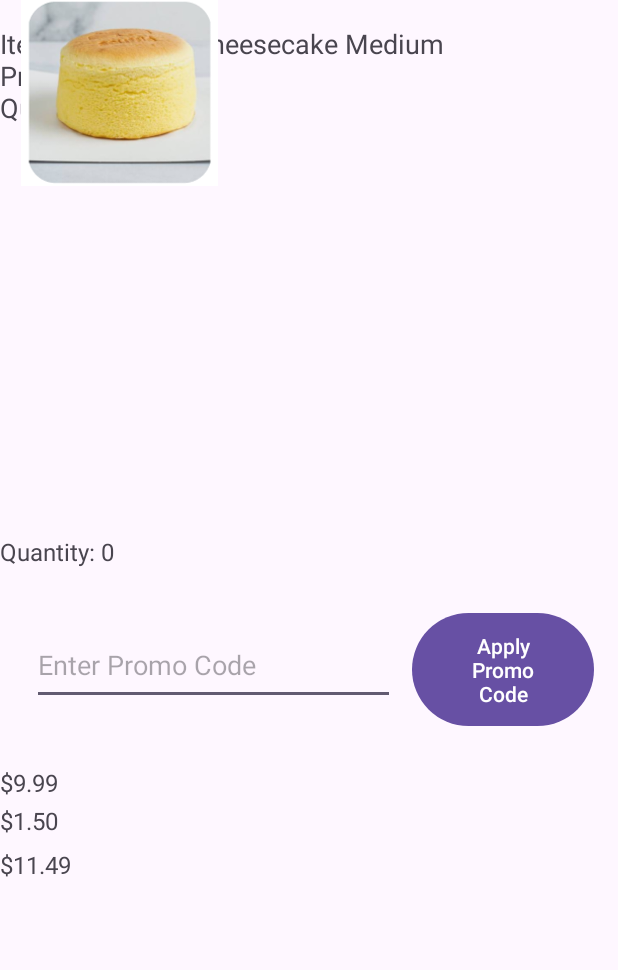
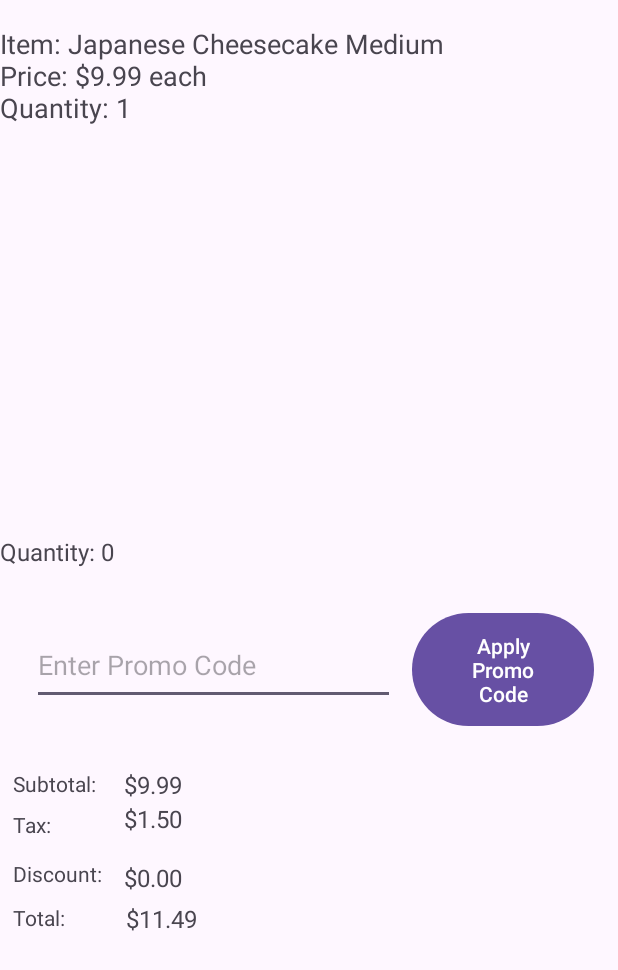
Before and after one commit to SFelix1791/Master_Souffle_Prototype_BTM_495, an Android app: the ShoppingCart screen opened directly, with no data from a screen before it, on a phone screen of 412 x 824 dp. Shown: the top 970 px of the screen. Run offline under Robolectric (Android 15) with nearby library versions, the phone set to English and light mode, and no system bars.

Commit message:
Latest Build

```diff
--- a/app/src/main/java/com/example/souffleteamprototype/CustomerInfo.java
+++ b/app/src/main/java/com/example/souffleteamprototype/CustomerInfo.java
@@ -10,7 +10,7 @@ import androidx.appcompat.app.AppCompatActivity;
 
 public class CustomerInfo extends AppCompatActivity {
 
-    private TextView txtViewFirstName, txtViewLastName, txtViewEmail, txtViewCustomerId;
+    private TextView txtViewFirstName, txtViewLastName, txtViewEmail, txtViewCustomerId, txtViewPhone, txtViewPoints;
     private Button btnShowQR, btnMoveEditProfile;
 
     @Override
@@ -23,11 +23,14 @@ public class CustomerInfo extends AppCompatActivity {
         txtViewLastName = findViewById(R.id.txtViewLastName);
         txtViewEmail = findViewById(R.id.txtViewEmail);
         txtViewCustomerId = findViewById(R.id.txtViewCustomerId);
+        txtViewPhone = findViewById(R.id.txtViewPhone); // Initialize the TextView for phone
+        txtViewPoints = findViewById(R.id.txtViewPoints); // Initialize the TextView for points
         btnShowQR = findViewById(R.id.btnShowQR);
         btnMoveEditProfile = findViewById(R.id.btnMoveEditProfile);
 
-        // Sets onclick for btnShowQR
-        // Brings user to QR page
+        // Loads user info from SharedPreferences
+        loadUserInfoFromSharedPreferences();
+
         btnShowQR.setOnClickListener(new View.OnClickListener() {
             @Override
             public void onClick(View v) {
@@ -38,21 +41,15 @@ public class CustomerInfo extends AppCompatActivity {
             }
         });
 
-        // Sets onclick for btnMoveEditProfile
-        // Brings user to Edit Profile page
         btnMoveEditProfile.setOnClickListener(new View.OnClickListener() {
             @Override
             public void onClick(View v) {
                 // Navigate to EditProfileActivity
                 Intent intent = new Intent(CustomerInfo.this, EditProfile.class);
-                // Optionally, pass the email as an extra if needed for fetching user info
                 intent.putExtra("email", txtViewEmail.getText().toString());
                 startActivity(intent);
             }
         });
-
-        // Loads user info from SharedPreferences
-        loadUserInfoFromSharedPreferences();
     }
 
     // Method displays user info
@@ -62,10 +59,14 @@ public class CustomerInfo extends AppCompatActivity {
         String lastName = prefs.getString("lastName", "N/A");
         String email = prefs.getString("email", "N/A");
         String customerId = prefs.getString("customerId", "N/A");
+        String phone = prefs.getString("phone", "N/A"); // Retrieve the phone number
+        int points = prefs.getInt("points", 0); // Retrieve the points
 
         txtViewFirstName.setText(String.format("First Name: %s", firstName));
         txtViewLastName.setText(String.format("Last Name: %s", lastName));
         txtViewEmail.setText(String.format("%s", email));
         txtViewCustomerId.setText(String.format("Customer ID: %s", customerId));
+        txtViewPhone.setText(String.format("Phone: %s", phone)); // Display the phone number
+        txtViewPoints.setText(String.format("Points: %d", points)); // Display the points
     }
 }
--- a/app/src/main/java/com/example/souffleteamprototype/EditProfile.java
+++ b/app/src/main/java/com/example/souffleteamprototype/EditProfile.java
@@ -81,3 +81,5 @@ public class EditProfile extends AppCompatActivity {
         }
     }
 }
+
+// Note to self: Will add phone number later on
--- a/app/src/main/java/com/example/souffleteamprototype/ShoppingCart.java
+++ b/app/src/main/java/com/example/souffleteamprototype/ShoppingCart.java
@@ -11,54 +11,48 @@ import androidx.appcompat.app.AppCompatActivity;
 import java.util.Locale;
 
 public class ShoppingCart extends AppCompatActivity {
-
-    private TextView tvItemList, tvSubtotal, tvTax, tvTotal;
+    private TextView tvItemList, tvSubtotal, tvTax, tvTotal, tvDiscount;
     private EditText etPromoCode;
     private Button btnApplyPromo;
-    private double price = 9.99; // Price for Cheesecake according to Uber Eats
+    private double price = 9.99;
     private int quantity;
-    private final double TAX_RATE = 0.15; // 15% GST
-    private final double DISCOUNT_RATE = 0.20; // 20% discount for promo code CAKE20
-    private boolean isDiscountApplied = false; // Ensures discount is applied only once
+    private final double TAX_RATE = 0.15;
+    private final double DISCOUNT_RATE = 0.20;
+    private boolean isDiscountApplied = false;
+    private double discountAmount = 0.0;
 
     @Override
     protected void onCreate(Bundle savedInstanceState) {
         super.onCreate(savedInstanceState);
         setContentView(R.layout.activity_shopping_cart);
 
-        // Initialize UI Elements
         tvItemList = findViewById(R.id.tvItemList);
         tvSubtotal = findViewById(R.id.tvSubtotal);
         tvTax = findViewById(R.id.tvTax);
         tvTotal = findViewById(R.id.tvTotal);
+        tvDiscount = findViewById(R.id.tvDiscount);
         etPromoCode = findViewById(R.id.etPromoCode);
         btnApplyPromo = findViewById(R.id.btnApplyPromo);
 
-        // Get the quantity passed from Menu activity
         Intent intent = getIntent();
-        quantity = intent.getIntExtra("quantity", 1); // Default to 1 if not found
+        quantity = intent.getIntExtra("quantity", 1);
 
-        // Update the UI to show item details including the received quantity
         tvItemList.setText(String.format(Locale.getDefault(), "Item: Japanese Cheesecake Medium\nPrice: $%.2f each\nQuantity: %d", price, quantity));
 
-        // Initially calculate and shows totals
         updateTotals();
 
-        btnApplyPromo.setOnClickListener(new View.OnClickListener() {
-            @Override
-            public void onClick(View v) {
+        btnApplyPromo.setOnClickListener(v -> {
             if (!isDiscountApplied) {
                 String promoCode = etPromoCode.getText().toString().trim();
-                    if (promoCode.equalsIgnoreCase("CAKE20")) {
+                if ("CAKE20".equalsIgnoreCase(promoCode)) {
                     applyDiscount();
                     Toast.makeText(ShoppingCart.this, "Promo code applied successfully!", Toast.LENGTH_SHORT).show();
-                        isDiscountApplied = true; // Prevents user from applying promo multiple times
+                    isDiscountApplied = true;
                 } else {
                     Toast.makeText(ShoppingCart.this, "Invalid promo code.", Toast.LENGTH_SHORT).show();
                 }
             } else {
                 Toast.makeText(ShoppingCart.this, "Promo code has already been applied.", Toast.LENGTH_SHORT).show();
-                }
             }
         });
     }
@@ -67,17 +61,18 @@ public class ShoppingCart extends AppCompatActivity {
         double subtotal = price * quantity;
         double tax = subtotal * TAX_RATE;
         double total = subtotal + tax;
-
         if (isDiscountApplied) {
-            total -= total * DISCOUNT_RATE; // Apply discount
+            discountAmount = total * DISCOUNT_RATE;
+            total -= discountAmount;
         }
-
         tvSubtotal.setText(String.format(Locale.getDefault(), "$%.2f", subtotal));
         tvTax.setText(String.format(Locale.getDefault(), "$%.2f", tax));
+        tvDiscount.setText(String.format(Locale.getDefault(), "$%.2f", discountAmount));
         tvTotal.setText(String.format(Locale.getDefault(), "$%.2f", total));
     }
 
     private void applyDiscount() {
-        updateTotals(); // Recalculate totals with discount
+        isDiscountApplied = true;
+        updateTotals();
     }
 }
--- a/app/src/main/res/layout/activity_customer_info.xml
+++ b/app/src/main/res/layout/activity_customer_info.xml
@@ -33,6 +33,20 @@
         android:text="Customer ID"
         android:textSize="18sp"/>
 
+    <TextView
+        android:id="@+id/txtViewPhone"
+        android:layout_width="wrap_content"
+        android:layout_height="wrap_content"
+        android:text="Phone Number"
+        android:textSize="18sp"/>
+
+    <TextView
+        android:id="@+id/txtViewPoints"
+        android:layout_width="wrap_content"
+        android:layout_height="wrap_content"
+        android:text="Points"
+        android:textSize="18sp"/>
+
 
     <Button
         android:id="@+id/btnShowQR"
--- a/app/src/main/res/layout/activity_edit_profile.xml
+++ b/app/src/main/res/layout/activity_edit_profile.xml
@@ -33,6 +33,18 @@
         app:layout_constraintVertical_bias="0.375" />
 
     <EditText
+        android:id="@+id/editPhone"
+        android:layout_width="373dp"
+        android:layout_height="42dp"
+        android:hint="Phone Number"
+        app:layout_constraintBottom_toBottomOf="parent"
+        app:layout_constraintEnd_toEndOf="parent"
+        app:layout_constraintHorizontal_bias="0.421"
+        app:layout_constraintStart_toStartOf="parent"
+        app:layout_constraintTop_toTopOf="parent"
+        app:layout_constraintVertical_bias="0.467" />
+
+    <EditText
         android:id="@+id/editEmail"
         android:layout_width="match_parent"
         android:layout_height="wrap_content"
@@ -53,7 +65,8 @@
         app:layout_constraintBottom_toBottomOf="parent"
         app:layout_constraintEnd_toEndOf="parent"
         app:layout_constraintStart_toStartOf="parent"
-        app:layout_constraintTop_toTopOf="parent" />
+        app:layout_constraintTop_toTopOf="parent"
+        app:layout_constraintVertical_bias="0.569" />
 
     <TextView
         android:id="@+id/textView"
--- a/app/src/main/res/layout/activity_shopping_cart.xml
+++ b/app/src/main/res/layout/activity_shopping_cart.xml
@@ -21,25 +21,29 @@
 
     <TextView
         android:id="@+id/tvTotal"
-        android:layout_width="match_parent"
-        android:layout_height="wrap_content"
-        android:text="Total: $0.00"
+        android:layout_width="328dp"
+        android:layout_height="20dp"
+        android:text="$0.00"
         android:textSize="16sp"
         app:layout_constraintBottom_toBottomOf="parent"
+        app:layout_constraintEnd_toEndOf="parent"
+        app:layout_constraintHorizontal_bias="1.0"
+        app:layout_constraintStart_toStartOf="parent"
         app:layout_constraintTop_toTopOf="parent"
-        app:layout_constraintVertical_bias="0.705"
-        tools:layout_editor_absoluteX="0dp" />
+        app:layout_constraintVertical_bias="0.748" />
 
     <TextView
         android:id="@+id/tvTax"
-        android:layout_width="match_parent"
-        android:layout_height="wrap_content"
-        android:text="Tax: $0.00"
+        android:layout_width="327dp"
+        android:layout_height="26dp"
+        android:text="$0.00"
         android:textSize="16sp"
         app:layout_constraintBottom_toBottomOf="parent"
+        app:layout_constraintEnd_toEndOf="parent"
+        app:layout_constraintHorizontal_bias="0.976"
+        app:layout_constraintStart_toStartOf="parent"
         app:layout_constraintTop_toTopOf="parent"
-        app:layout_constraintVertical_bias="0.668"
-        tools:layout_editor_absoluteX="0dp" />
+        app:layout_constraintVertical_bias="0.67" />
 
     <TextView
         android:id="@+id/tvQuantity"
@@ -52,16 +56,34 @@
         app:layout_constraintVertical_bias="0.445"
         tools:layout_editor_absoluteX="-16dp" />
 
+
     <TextView
         android:id="@+id/tvSubtotal"
-        android:layout_width="match_parent"
-        android:layout_height="wrap_content"
-        android:text="Subtotal: $0.00"
+        android:layout_width="329dp"
+        android:layout_height="20dp"
+        android:text="$0.00"
         android:textSize="16sp"
         app:layout_constraintBottom_toBottomOf="parent"
+        app:layout_constraintEnd_toEndOf="parent"
+        app:layout_constraintHorizontal_bias="1.0"
+        app:layout_constraintStart_toStartOf="parent"
         app:layout_constraintTop_toTopOf="parent"
-        app:layout_constraintVertical_bias="0.637"
-        tools:layout_editor_absoluteX="0dp" />
+        app:layout_constraintVertical_bias="0.637" />
+
+    <TextView
+        android:id="@+id/tvDiscount"
+        android:layout_width="300dp"
+        android:layout_height="26dp"
+        android:layout_below="@id/tvSubtotal"
+        android:layout_alignParentStart="true"
+        android:text="$0.00"
+        android:textSize="16sp"
+        app:layout_constraintBottom_toBottomOf="parent"
+        app:layout_constraintEnd_toEndOf="parent"
+        app:layout_constraintHorizontal_bias="0.738"
+        app:layout_constraintStart_toStartOf="parent"
+        app:layout_constraintTop_toTopOf="parent"
+        app:layout_constraintVertical_bias="0.719" />
 
     <EditText
         android:id="@+id/etPromoCode"
@@ -89,13 +111,53 @@
         app:layout_constraintTop_toTopOf="parent"
         app:layout_constraintVertical_bias="0.546" />
 
-    <ImageView
-        android:id="@+id/imageView"
-        android:layout_width="159dp"
-        android:layout_height="124dp"
-        app:srcCompat="@drawable/screenshot_2024_03_28_151657"
-        tools:layout_editor_absoluteX="16dp"
-        tools:layout_editor_absoluteY="73dp" />
+    <TextView
+        android:id="@+id/txtSubtotal"
+        android:layout_width="wrap_content"
+        android:layout_height="wrap_content"
+        android:text="Subtotal:"
+        app:layout_constraintBottom_toBottomOf="parent"
+        app:layout_constraintEnd_toEndOf="parent"
+        app:layout_constraintHorizontal_bias="0.025"
+        app:layout_constraintStart_toStartOf="parent"
+        app:layout_constraintTop_toTopOf="parent"
+        app:layout_constraintVertical_bias="0.637" />
+
+    <TextView
+        android:id="@+id/txtTax"
+        android:layout_width="wrap_content"
+        android:layout_height="wrap_content"
+        android:text="Tax:"
+        app:layout_constraintBottom_toBottomOf="parent"
+        app:layout_constraintEnd_toEndOf="parent"
+        app:layout_constraintHorizontal_bias="0.023"
+        app:layout_constraintStart_toStartOf="parent"
+        app:layout_constraintTop_toTopOf="parent"
+        app:layout_constraintVertical_bias="0.671" />
+
+    <TextView
+        android:id="@+id/txtDiscount"
+        android:layout_width="wrap_content"
+        android:layout_height="wrap_content"
+        android:text="Discount:"
+        app:layout_constraintBottom_toBottomOf="parent"
+        app:layout_constraintEnd_toEndOf="parent"
+        app:layout_constraintHorizontal_bias="0.025"
+        app:layout_constraintStart_toStartOf="parent"
+        app:layout_constraintTop_toTopOf="parent"
+        app:layout_constraintVertical_bias="0.712" />
+
+    <TextView
+        android:id="@+id/txtTotal"
+        android:layout_width="wrap_content"
+        android:layout_height="wrap_content"
+        android:text="Total:"
+        app:layout_constraintBottom_toBottomOf="parent"
+        app:layout_constraintEnd_toEndOf="parent"
+        app:layout_constraintHorizontal_bias="0.023"
+        app:layout_constraintStart_toStartOf="parent"
+        app:layout_constraintTop_toTopOf="parent"
+        app:layout_constraintVertical_bias="0.748" />
 
 
 </androidx.constraintlayout.widget.ConstraintLayout>
--- a/app/src/main/res/layout/activity_sign_up.xml
+++ b/app/src/main/res/layout/activity_sign_up.xml
@@ -94,6 +94,7 @@
         android:hint="Points"
         android:inputType="number"
         android:text="0"
+        android:visibility="invisible"
         app:layout_constraintBottom_toBottomOf="parent"
         app:layout_constraintEnd_toEndOf="parent"
         app:layout_constraintStart_toStartOf="parent"
```
Lines whose indentation alone changed are shown as unchanged.
